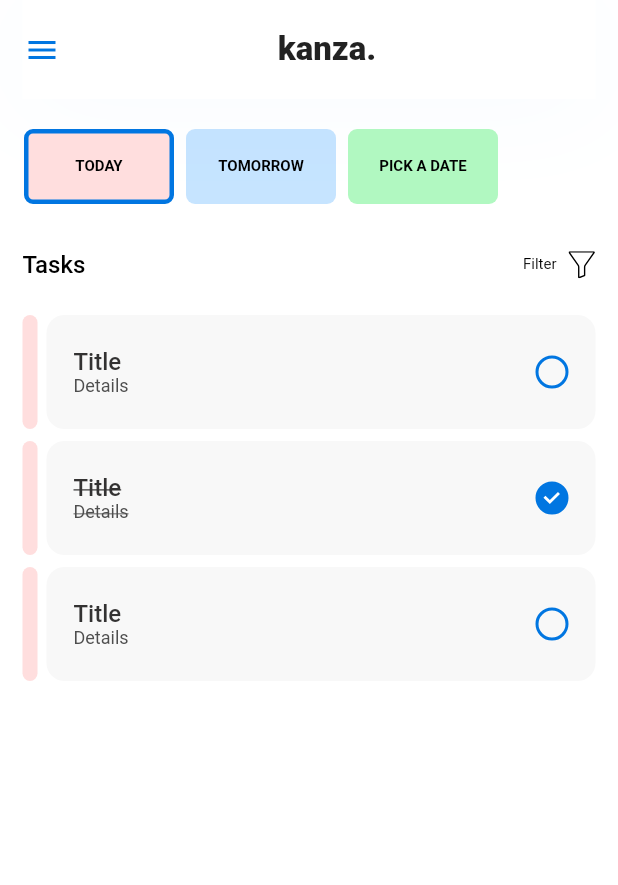
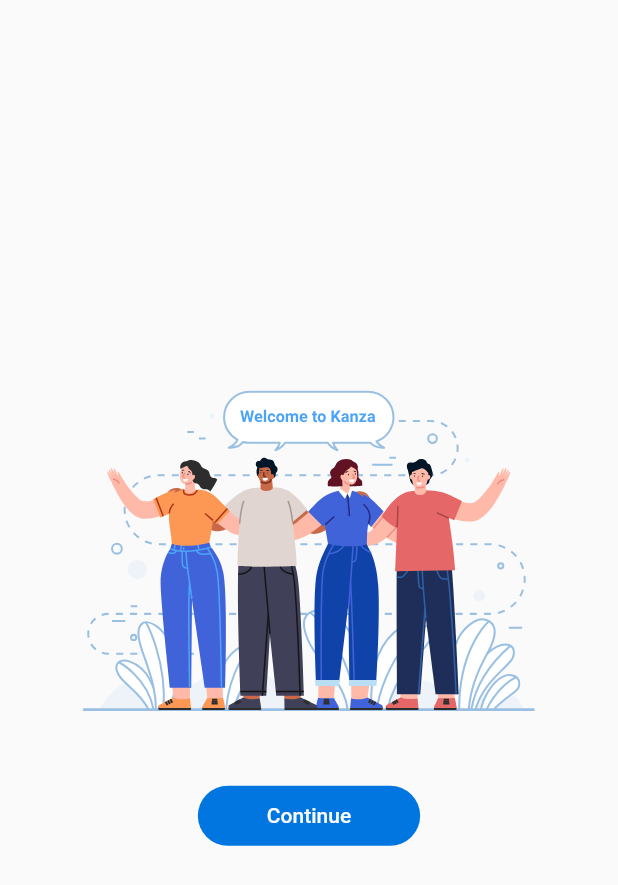
Before and after one commit to KanZa-Studio/Kanza, a Flutter app: the screen it shows after launch, on a phone screen of 412 x 824 dp. Shown: the top 885 px of the screen. Run offline on Flutter 3.47's test engine with Material 2 defaults, Android fonts, the phone set to English and light mode, and no system bars; our stand-ins replace bloc, equatable, flutter_bloc, flutter_svg, moor_flutter, shared_preferences; generated files the repository leaves out were written again.

Commit message:
welcome page provided

```diff
--- a/assets/langs/az.json
+++ b/assets/langs/az.json
@@ -4,8 +4,6 @@
     "add": "əlavə et",
     "category": "Kateqoriya",
     "color": "Rənglər",
-    "welcome_to_kanza": "Kanzaya xoş gəldin",
-    "kanza_description" : "Kanza etməli olduğun\nişlərin siyahısını yaradır",
     "continue_login": "Davam et",
     "title": "Başlıq",
     "details": "Detallar",
--- a/assets/langs/en.json
+++ b/assets/langs/en.json
@@ -4,8 +4,6 @@
     "add": "add",
     "category": "Category",
     "color": "colors",
-    "welcome_to_kanza": "Welcome to Kanza",
-    "kanza_description" : "Kanza is to create list of\nthings to do",
     "continue_login": "Continue",
     "title": "Title",
     "details": "Details",
--- a/assets/langs/ru.json
+++ b/assets/langs/ru.json
@@ -4,8 +4,6 @@
     "add": "Добавить",
     "category": "Категория",
     "color": "Цвета",
-    "welcome_to_kanza": "Добро пожаловать в Kanza",
-    "kanza_description" : "Kanza должен создать список \nnчеловек, которые нужно сделать",
     "continue_login": "Продолжить",
     "title": "Заголовок",
     "details": "Подробности",
--- /dev/null
+++ b/lib/presentation/pages/welcome/welcome_page.dart
@@ -0,0 +1,51 @@
+import 'package:flutter/material.dart';
+import 'package:flutter_svg/flutter_svg.dart';
+
+import '../../../data/services/shared_preferences_service.dart';
+import '../../../utils/constants/assets.dart';
+import '../../../utils/constants/language_keys.dart';
+import '../../../utils/extensions/responsive_helper.dart';
+import '../../../utils/extensions/translator.dart';
+
+class WelcomPage extends StatelessWidget {
+  @override
+  Widget build(BuildContext context) {
+    final width = context.screenWidth;
+    final height = context.screenHeight;
+
+    return Material(
+      child: Column(
+        crossAxisAlignment: CrossAxisAlignment.center,
+        mainAxisAlignment: MainAxisAlignment.center,
+        children: [
+          SvgPicture.asset(
+            Assets.icons.welcome,
+            width: width * 0.79,
+            height: height * 0.26,
+            fit: BoxFit.contain,
+          ),
+          SizedBox(height: height * 0.06),
+          Material(
+            color: Theme.of(context).primaryColor,
+            borderRadius: BorderRadius.circular(54),
+            child: InkWell(
+              borderRadius: BorderRadius.circular(54),
+              onTap: () async {
+                (await SharedPreferencesService.instance).setUserLogged();
+                Navigator.pushReplacementNamed(context, '/home');
+              },
+              child: Padding(
+                padding:
+                    const EdgeInsets.symmetric(vertical: 12, horizontal: 46),
+                child: Text(
+                  continueLogin,
+                  style: Theme.of(context).textTheme.button,
+                ).tr(),
+              ),
+            ),
+          ),
+        ],
+      ),
+    );
+  }
+}
--- a/lib/presentation/router.dart
+++ b/lib/presentation/router.dart
@@ -1,21 +1,19 @@
 import 'package:flutter/material.dart';
 
 import '../utils/constants/routes.dart';
+import './pages/home/home_page.dart';
+import './pages/welcome/welcome_page.dart';
 
 class Router {
   static Route<dynamic> onGenerateRoute(RouteSettings routeSettings) {
     switch (routeSettings.name) {
-      case editCategory:
+      case '/home':
         return MaterialPageRoute(
-          builder: (_) => Scaffold(),
+          builder: (_) => HomePage(),
         );
-      case archives:
+      case '/welcome':
         return MaterialPageRoute(
-          builder: (_) => Scaffold(),
-        );
-      case about:
-        return MaterialPageRoute(
-          builder: (_) => Scaffold(),
+          builder: (_) => WelcomPage(),
         );
       default:
         return MaterialPageRoute(
--- a/lib/presentation/values/themes.dart
+++ b/lib/presentation/values/themes.dart
@@ -16,6 +16,7 @@ final lightTheme = ThemeData(
       bodyText1: f16w500.copyWith(color: Colors.black),
       caption: f12.copyWith(color: LightThemeColor.kTodoItemSubtitleColor),
       overline: f10W500.copyWith(color: Colors.black),
+      button: f14W500.copyWith(color: DarkThemeColor.homeTasksTextColor)
       // headline5: f24W900,
       // caption: f12W500,
       // headline6: f22W900,
--- a/lib/utils/constants/assets.dart
+++ b/lib/utils/constants/assets.dart
@@ -14,6 +14,7 @@ class _AssetsIcons {
   final String noTask = 'assets/icons/no_task.svg';
   final String ru = 'assets/icons/ru.svg';
   final String share = 'assets/icons/share.svg';
+  final String welcome = 'assets/icons/welcome.svg';
 }
 
 class _AssetsLangs {
@@ -21,6 +22,7 @@ class _AssetsLangs {
 
   final String az = 'assets/langs/az.json';
   final String en = 'assets/langs/en.json';
+  final String ru = 'assets/langs/ru.json';
 }
 
 /// stores [assets details]
--- a/lib/utils/constants/language_keys.dart
+++ b/lib/utils/constants/language_keys.dart
@@ -1,17 +1,22 @@
-  ///  EN: Kanza is to create list of things to do
-  ///  AZ: Kanza etməli olduğun işlərin siyahısını yaradır
-  ///  RU: Kanza должен создать список  nчеловек, которые нужно сделать
- const String kanzaDescription = 'kanza_description';
-
   ///  EN: Dark mode
   ///  AZ: Qaranlıq rejim
   ///  RU: Темный режим
  const String darkMode = 'dark_mode';
 
+  ///  EN: add
+  ///  AZ: əlavə et
+  ///  RU: Добавить
+ const String add = 'add';
+
   ///  EN: RU
   ///  AZ: Rus dili
   ///  RU: RU
  const String ru = 'ru';
+
+  ///  EN: AZE
+  ///  AZ: Azərbaycan dili
+  ///  RU: АЗЕ
+ const String aze = 'aze';
 
   ///  EN: Edit categories
   ///  AZ: Kateqoriyaları redaktə et
@@ -23,6 +28,11 @@
   ///  RU: Выберите дату
  const String pickDate = 'pick_date';
 
+  ///  EN: Error occured, please try again!
+  ///  AZ: Error occured, please try again!
+  ///  RU: Произошла ошибка, попробуйте еще раз!
+ const String loginFailed = 'login_failed';
+
   ///  EN: save
   ///  AZ: yadda saxla
   ///  RU: Сохранить
@@ -33,20 +43,30 @@
   ///  RU: Архив
  const String archives = 'archives';
 
-  ///  EN: Error occured, please try again!
-  ///  AZ: Error occured, please try again!
-  ///  RU: Произошла ошибка, попробуйте еще раз!
- const String loginFailed = 'login_failed';
+  ///  EN: Light mode
+  ///  AZ: Açıq rejim
+  ///  RU: Легкий режим
+ const String lightMode = 'light_mode';
+
+  ///  EN: colors
+  ///  AZ: Rənglər
+  ///  RU: Цвета
+ const String color = 'color';
+
+  ///  EN: About
+  ///  AZ: Haqqında
+  ///  RU: Около
+ const String about = 'about';
 
   ///  EN: Category
   ///  AZ: Kateqoriya
   ///  RU: Категория
  const String category = 'category';
 
-  ///  EN: About
-  ///  AZ: Haqqında
-  ///  RU: Около
- const String about = 'about';
+  ///  EN: Home
+  ///  AZ: Ana səhifə
+  ///  RU: Главная страница
+ const String home = 'home';
 
   ///  EN: Share App
   ///  AZ: Tətbiqi paylaş
@@ -58,10 +78,10 @@
   ///  RU: kanza.
  const String kanza = 'kanza';
 
-  ///  EN: Welcome to Kanza
-  ///  AZ: Kanzaya xoş gəldin
-  ///  RU: Добро пожаловать в Kanza
- const String welcomeToKanza = 'welcome_to_kanza';
+  ///  EN: There is already category with this name!
+  ///  AZ: Bu adda kateqoriya artıq mövcuddur!
+  ///  RU: Категория с таким названием уже существует!
+ const String categoryAddFail = 'category_add_fail';
 
   ///  EN: Details
   ///  AZ: Detallar
@@ -78,6 +98,11 @@
   ///  RU: Продолжить
  const String continueLogin = 'continue_login';
 
+  ///  EN: Today
+  ///  AZ: Bu gün
+  ///  RU: Сегодня
+ const String today = 'today';
+
   ///  EN: Tomorrow
   ///  AZ: Sabah
   ///  RU: Завтра
@@ -87,38 +112,3 @@
   ///  AZ: Başlıq
   ///  RU: Заголовок
  const String title = 'title';
-
-  ///  EN: add
-  ///  AZ: əlavə et
-  ///  RU: Добавить
- const String add = 'add';
-
-  ///  EN: AZE
-  ///  AZ: Azərbaycan dili
-  ///  RU: АЗЕ
- const String aze = 'aze';
-
-  ///  EN: colors
-  ///  AZ: Rənglər
-  ///  RU: Цвета
- const String color = 'color';
-
-  ///  EN: Light mode
-  ///  AZ: Açıq rejim
-  ///  RU: Легкий режим
- const String lightMode = 'light_mode';
-
-  ///  EN: Home
-  ///  AZ: Ana səhifə
-  ///  RU: Главная страница
- const String home = 'home';
-
-  ///  EN: There is already category with this name!
-  ///  AZ: Bu adda kateqoriya artıq mövcuddur!
-  ///  RU: Категория с таким названием уже существует!
- const String categoryAddFail = 'category_add_fail';
-
-  ///  EN: Today
-  ///  AZ: Bu gün
-  ///  RU: Сегодня
- const String today = 'today';
```
Also changed, not shown: lib/data/repositories/auth_repository.dart (deleted, +0 -10 lines), lib/data/repositories/login_repository.dart (deleted, +0 -10 lines), lib/data/services/shared_preferences_service.dart (+10 -11 lines), lib/presentation/pages/splash/splash_page.dart (+8 -10 lines), lib/presentation/values/fonts.dart (+5 -5 lines), assets/icons/welcome.svg (added). Lines whose indentation alone changed are shown as unchanged.
